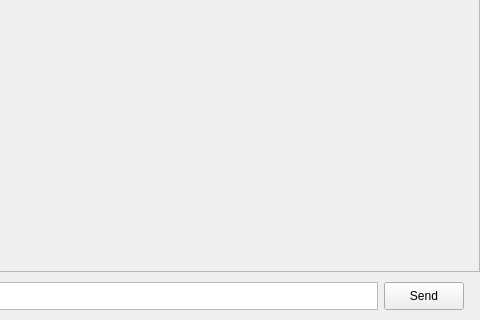
TeamEZintern/BookWorm-Engineer, file bookworm/gui/views/panel/main_panel.ui: the form before one commit; both pictures show x 320 to 800 and y 280 to 600 of the 800 by 600 pixel window.
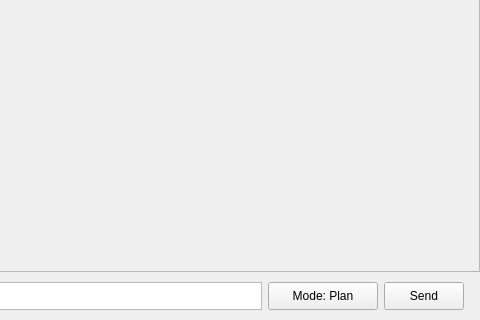
The form after the commit.

Commit message:
Refactor command handling and update UI for mode switching
- Changed command syntax to require a leading slash (e.g., `/init`, `/mode`).
- Updated command handling logic to support slash-prefixed commands.
- Refactored `Agent` class to use a property for mode and renamed method for setting mode.
- Enhanced GUI to include a mode selection button, allowing users to switch between modes (Plan, Build, Research).
- Updated documentation to reflect changes in command usage and interface behavior.

What changed in the file:
```diff
--- a/bookworm/gui/views/panel/main_panel.ui
+++ b/bookworm/gui/views/panel/main_panel.ui
@@ -106,6 +106,25 @@
         </property>
        </widget>
       </item>
+      <item>
+       <widget class="QPushButton" name="modeButton">
+        <property name="sizePolicy">
+         <sizepolicy hsizetype="Minimum" vsizetype="Ignored">
+          <horstretch>0</horstretch>
+          <verstretch>0</verstretch>
+         </sizepolicy>
+        </property>
+        <property name="minimumSize">
+         <size>
+          <width>110</width>
+          <height>28</height>
+         </size>
+        </property>
+        <property name="text">
+         <string>Mode: Plan</string>
+        </property>
+       </widget>
+      </item>
       <item>
        <widget class="QPushButton" name="sendButton">
         <property name="sizePolicy">
```
The commit also changes 11 other files.
